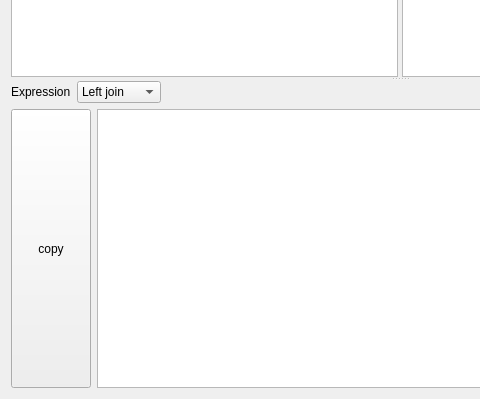
Old version of the form joinhelperwidget.ui in the repository mugiseyebrows/mugi-query; both pictures show x 0 to 480 and y 201 to 600 of the 800 by 600 pixel window.
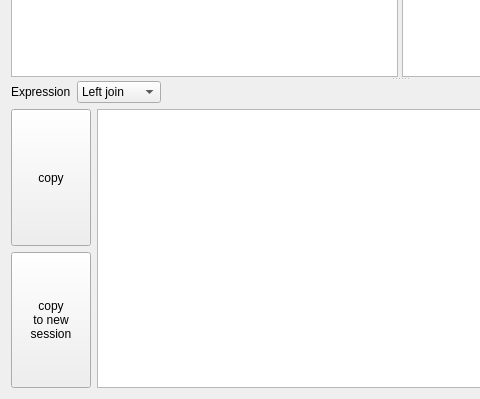
New version of the form. Custom widgets are drawn as their Qt base class.

Commit message: join helper copy to new session, adddatabase tab order

Patch:
```diff
--- a/joinhelperwidget.ui
+++ b/joinhelperwidget.ui
@@ -13,7 +13,7 @@
   <property name="windowTitle">
    <string>Join helper</string>
   </property>
-  <layout class="QVBoxLayout" name="verticalLayout_2">
+  <layout class="QVBoxLayout" name="verticalLayout_3">
    <item>
     <widget class="QSplitter" name="verticalSplitter">
      <property name="orientation">
@@ -34,7 +34,7 @@
        </attribute>
       </widget>
      </widget>
-     <widget class="QWidget" name="">
+     <widget class="QWidget" name="layoutWidget">
       <layout class="QVBoxLayout" name="verticalLayout">
        <item>
         <layout class="QHBoxLayout" name="horizontalLayout_2">
@@ -77,6 +77,8 @@
        <item>
         <layout class="QHBoxLayout" name="horizontalLayout">
          <item>
+          <layout class="QVBoxLayout" name="verticalLayout_2">
+           <item>
           <widget class="QPushButton" name="copy">
            <property name="sizePolicy">
             <sizepolicy hsizetype="Minimum" vsizetype="Preferred">
@@ -88,6 +90,23 @@
             <string>copy</string>
            </property>
           </widget>
+           </item>
+           <item>
+            <widget class="QPushButton" name="copyToNewSession">
+             <property name="sizePolicy">
+              <sizepolicy hsizetype="Minimum" vsizetype="Preferred">
+               <horstretch>0</horstretch>
+               <verstretch>0</verstretch>
+              </sizepolicy>
+             </property>
+             <property name="text">
+              <string>copy
+to new
+session</string>
+             </property>
+            </widget>
+           </item>
+          </layout>
          </item>
          <item>
           <widget class="TextEdit" name="query"/>
```
Lines whose indentation alone changed are shown as unchanged. The commit also changes 6 other files.
